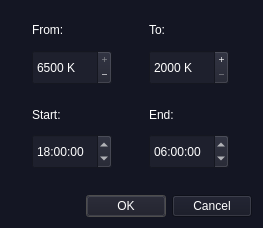
This is src/tempscheduler.ui in ArtrixTech/DynaGammy as Qt 5 draws it before an edit. The edited form follows.
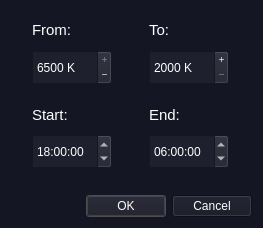
This is the edited form. Icons and pictures are not drawn.

```diff
--- a/src/tempscheduler.ui
+++ b/src/tempscheduler.ui
@@ -295,6 +295,11 @@
        </property>
        <item>
         <widget class="QLabel" name="label_3">
+         <property name="font">
+          <font>
+           <pointsize>11</pointsize>
+          </font>
+         </property>
          <property name="text">
           <string>From:</string>
          </property>
@@ -356,6 +361,11 @@
        </item>
        <item>
         <widget class="QLabel" name="label">
+         <property name="font">
+          <font>
+           <pointsize>11</pointsize>
+          </font>
+         </property>
          <property name="text">
           <string>Start:</string>
          </property>
@@ -413,6 +423,11 @@
       <layout class="QVBoxLayout" name="verticalLayout">
        <item>
         <widget class="QLabel" name="label_4">
+         <property name="font">
+          <font>
+           <pointsize>11</pointsize>
+          </font>
+         </property>
          <property name="text">
           <string>To:</string>
          </property>
@@ -477,6 +492,11 @@
        </item>
        <item>
         <widget class="QLabel" name="label_2">
+         <property name="font">
+          <font>
+           <pointsize>11</pointsize>
+          </font>
+         </property>
          <property name="text">
           <string>End:</string>
          </property>
```
